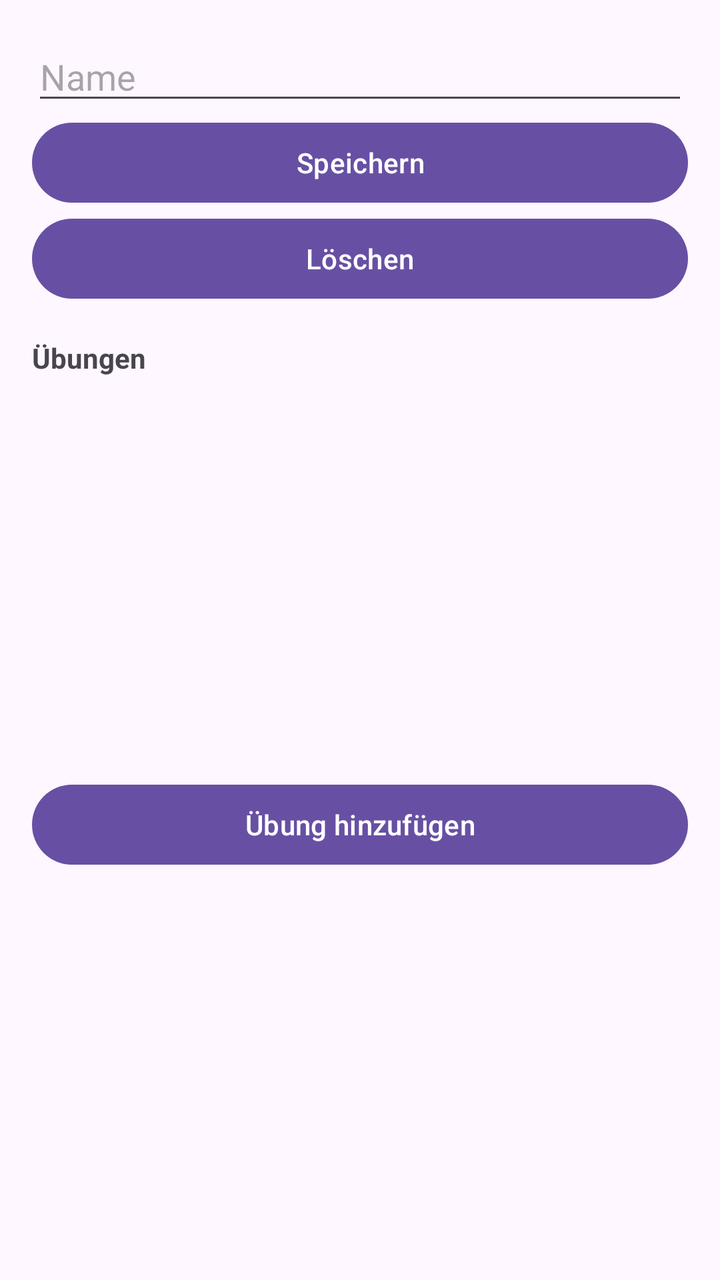
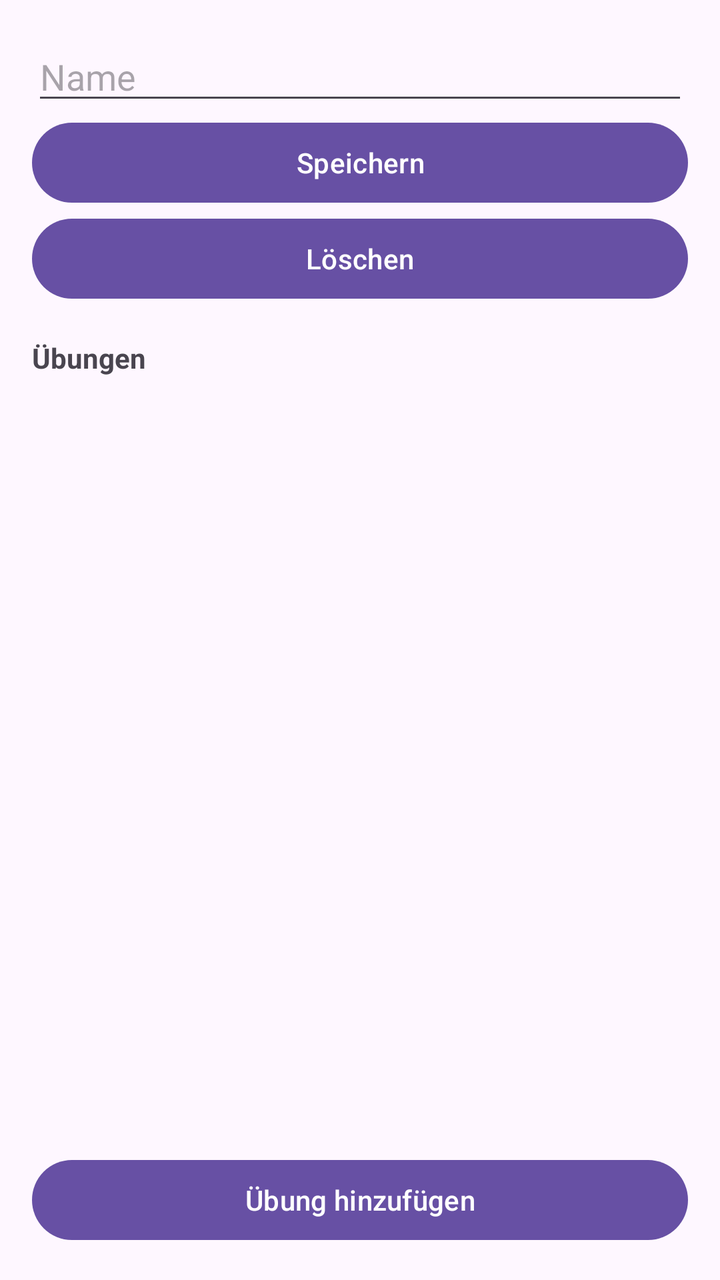

Two renders of the same Android screen: before a commit and after it. Below are the layout's source before the change and the commit's diff.
<!-- AndroidManifest.xml: application theme Theme.Workout -->
<!-- res/layout/fragment_workout_edit.xml -->
<?xml version="1.0" encoding="utf-8"?>
<LinearLayout xmlns:android="http://schemas.android.com/apk/res/android"
    android:layout_width="match_parent"
    android:layout_height="match_parent"
    android:orientation="vertical"
    android:padding="16dp">

    <EditText
        android:id="@+id/edtName"
        android:layout_width="match_parent"
        android:layout_height="wrap_content"
        android:hint="Name"/>

    <Button
        android:id="@+id/btnSave"
        android:layout_width="match_parent"
        android:layout_height="wrap_content"
        android:text="Speichern"/>

    <Button
        android:id="@+id/btnDelete"
        android:layout_width="match_parent"
        android:layout_height="wrap_content"
        android:text="Löschen"/>
    <TextView
        android:layout_width="wrap_content"
        android:layout_height="wrap_content"
        android:layout_marginTop="16dp"
        android:text="Übungen"
        android:textStyle="bold"/>

    <ListView
        android:id="@+id/listExercises"
        android:layout_width="match_parent"
        android:layout_height="200dp"/>

    <Button
        android:id="@+id/btnAddExercise"
        android:layout_width="match_parent"
        android:layout_height="wrap_content"
        android:text="Übung hinzufügen"/>
</LinearLayout>
<!-- resources referenced by this layout -->
<resources>
  <style name="Theme.Workout" parent="Base.Theme.Workout" />
  <style name="Base.Theme.Workout" parent="Theme.Material3.DayNight.NoActionBar">
          
          
      </style>
</resources>

<!-- the commit's change to res/layout/fragment_workout_edit.xml (unified diff, before → after) -->
@@ -29,10 +29,11 @@
         android:text="Übungen"
         android:textStyle="bold"/>
 
-    <ListView
+    <androidx.recyclerview.widget.RecyclerView
         android:id="@+id/listExercises"
         android:layout_width="match_parent"
-        android:layout_height="200dp"/>
+        android:layout_height="0dp"
+        android:layout_weight="1"/>
 
     <Button
         android:id="@+id/btnAddExercise"
